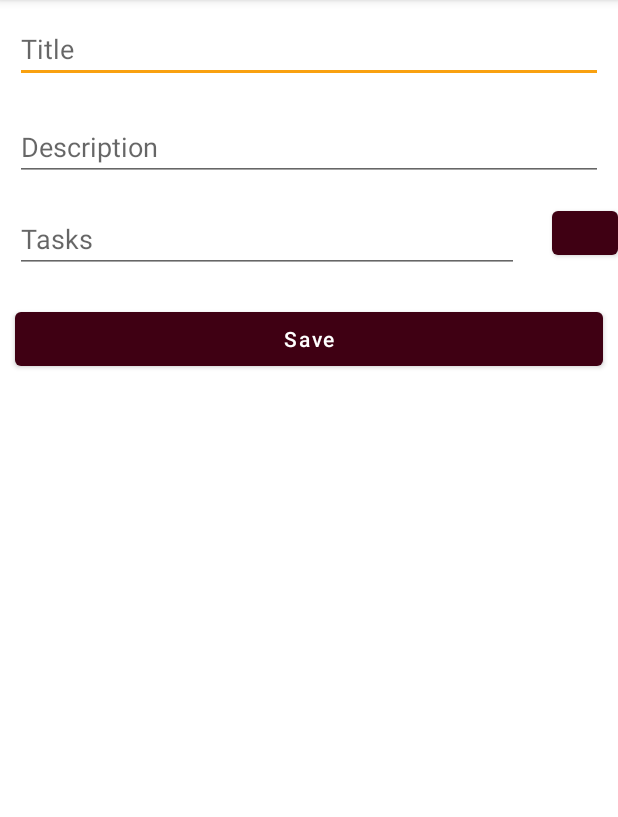
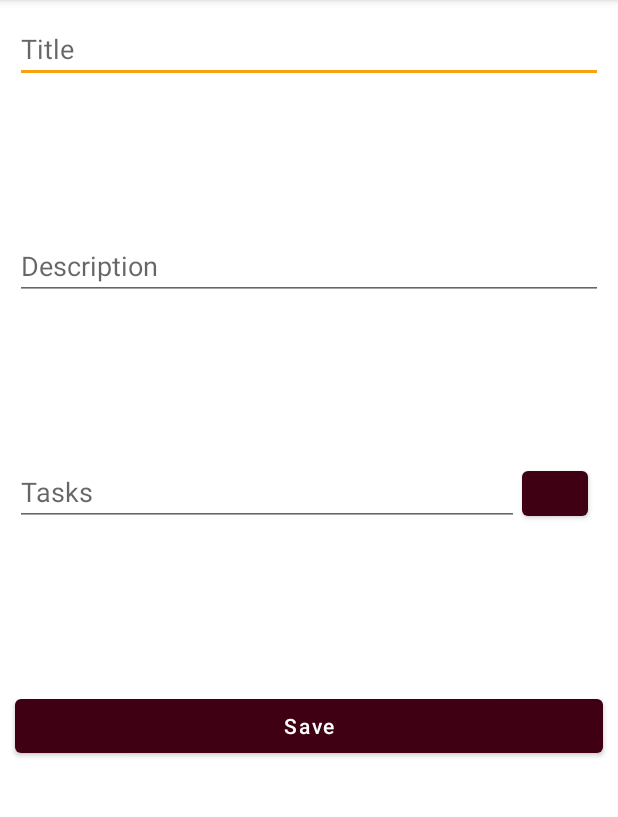
Before and after one commit to AnaDanielaDragan/Crafty-Planner, an Android app: the screen it shows after launch (NewProjectActivity), after a tap on an icon or button, on a phone screen of 412 x 824 dp, the part 84-901 px from its top. Run offline under Robolectric (Android 15) with nearby library versions, the phone set to English and light mode, and no system bars; our stand-ins replace navigation-ui.

Commit message:
Solved issue with save button being pushed of screen.

```diff
--- a/app/src/main/res/layout/activity_new_project.xml
+++ b/app/src/main/res/layout/activity_new_project.xml
@@ -1,11 +1,11 @@
 <?xml version="1.0" encoding="utf-8"?>
-<LinearLayout
+<androidx.constraintlayout.widget.ConstraintLayout
         xmlns:android="http://schemas.android.com/apk/res/android"
         xmlns:app="http://schemas.android.com/apk/res-auto"
         android:layout_width="match_parent"
-        android:layout_height="fill_parent"
+        android:layout_height="match_parent"
         android:orientation="vertical"
-        android:overScrollMode="ifContentScrolls"
+        android:overScrollMode="always"
 >
 
     <EditText
@@ -13,7 +13,10 @@
             android:layout_width="match_parent"
             android:layout_height="wrap_content"
             android:layout_margin="10dp"
-            android:hint="@string/label_project_title">
+            android:hint="@string/label_project_title"
+            app:layout_constraintEnd_toEndOf="parent"
+            app:layout_constraintTop_toTopOf="parent"
+    >
 
     </EditText>
 
@@ -22,13 +25,20 @@
             android:layout_width="match_parent"
             android:layout_height="wrap_content"
             android:layout_margin="10dp"
-            android:hint="@string/label_project_description">
+            android:hint="@string/label_project_description"
+            app:layout_constraintBottom_toTopOf="@id/add_task_card"
+            app:layout_constraintTop_toBottomOf="@id/id_title_textField"
+    >
 
     </EditText>
 
     <androidx.constraintlayout.widget.ConstraintLayout
             android:layout_width="match_parent"
-            android:layout_height="wrap_content">
+            android:layout_height="wrap_content"
+            android:id="@+id/add_task_card"
+            app:layout_constraintBottom_toTopOf="@id/id_recyclerView_tasks"
+            app:layout_constraintTop_toBottomOf="@id/id_description_textField"
+    >
 
         <EditText
                 android:id="@+id/enter_task_text"
@@ -51,9 +61,9 @@
                 app:layout_constraintLeft_toRightOf="@id/enter_task_text"
                 app:layout_constraintRight_toRightOf="parent"
                 app:layout_constraintBottom_toBottomOf="parent"
-                app:layout_constraintVertical_bias="0.2"
+                app:layout_constraintVertical_bias="0.45"
                 app:layout_constraintEnd_toEndOf="parent"
-        />
+                android:layout_marginEnd="20dp"/>
 
     </androidx.constraintlayout.widget.ConstraintLayout>
 
@@ -61,7 +71,14 @@
             android:id="@+id/id_recyclerView_tasks"
             android:layout_width="match_parent"
             android:layout_height="wrap_content"
-            android:isScrollContainer="true"/>
+            android:isScrollContainer="true"
+            android:layout_below="@+id/add_task_card"
+            android:layout_alignParentStart="true"
+            app:layout_constrainedHeight="true"
+            app:layout_constraintBottom_toTopOf="@id/id_save_new_project_button"
+            app:layout_constraintTop_toBottomOf="@id/id_description_textField"
+            app:layout_constraintVertical_chainStyle="packed"
+    />
 
     <Button
             android:id="@+id/id_save_new_project_button"
@@ -70,6 +87,9 @@
             android:layout_margin="10dp"
             android:text="@string/save_button_text"
             android:textAllCaps="false"
+            app:layout_constraintBottom_toBottomOf="parent"
+            app:layout_constraintStart_toStartOf="parent"
+            app:layout_constraintTop_toBottomOf="@id/id_recyclerView_tasks"
     />
 
-</LinearLayout>
+</androidx.constraintlayout.widget.ConstraintLayout>
```
